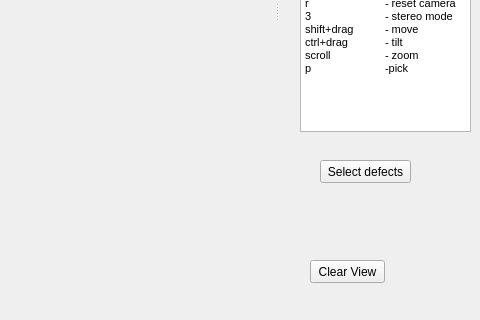
Above: Visualizer.ui from RaduAlexandru/PLY_Visualizer before the change; both pictures show x 195 to 675 and y 299 to 619 of the 675 by 619 pixel window. Below: the same form after it.
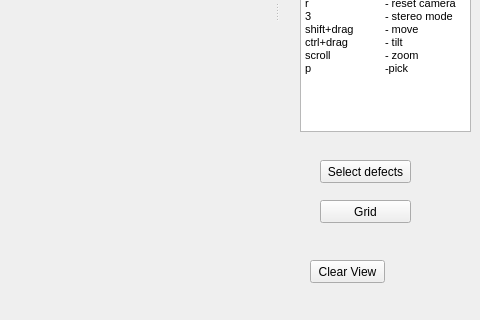
That is the form after the change. Custom widgets are drawn as their Qt base class.

Commit message: Optimized painting of defects. Implemented grid viewer but it's slow at the moment. Detected bug in reading mesh when using certain data, probably due to Qt and VTK version.

```diff
--- a/Visualizer.ui
+++ b/Visualizer.ui
@@ -153,6 +153,19 @@
       <string>Select defects</string>
      </property>
     </widget>
+    <widget class="QPushButton" name="gridButton">
+     <property name="geometry">
+      <rect>
+       <x>40</x>
+       <y>480</y>
+       <width>91</width>
+       <height>23</height>
+      </rect>
+     </property>
+     <property name="text">
+      <string>Grid</string>
+     </property>
+    </widget>
    </widget>
   </widget>
   <action name="actionOpenFile">
```
The commit also changes 9 other files.
